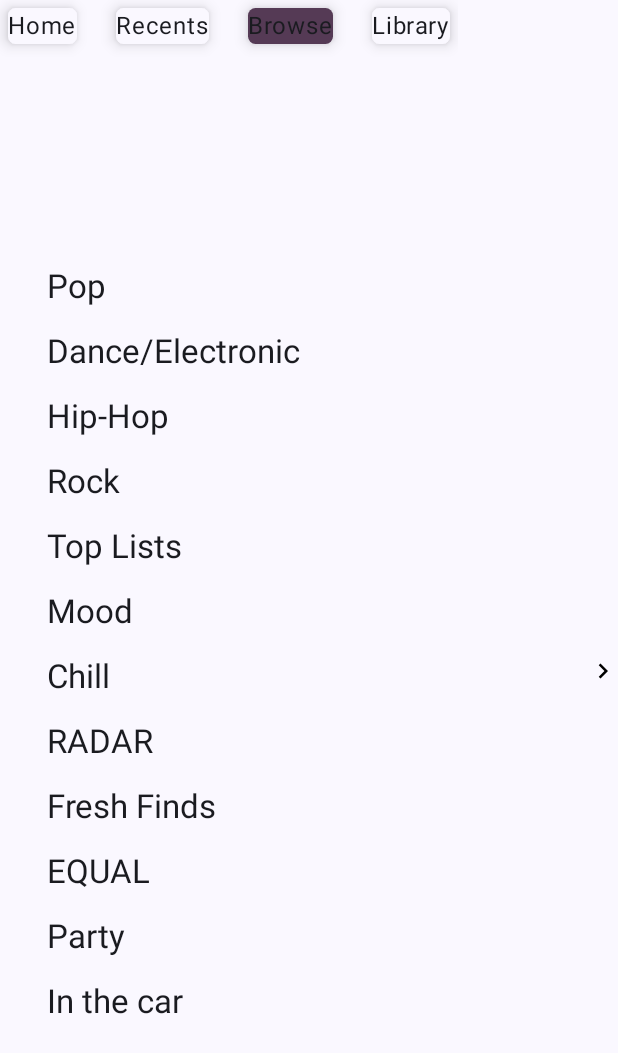
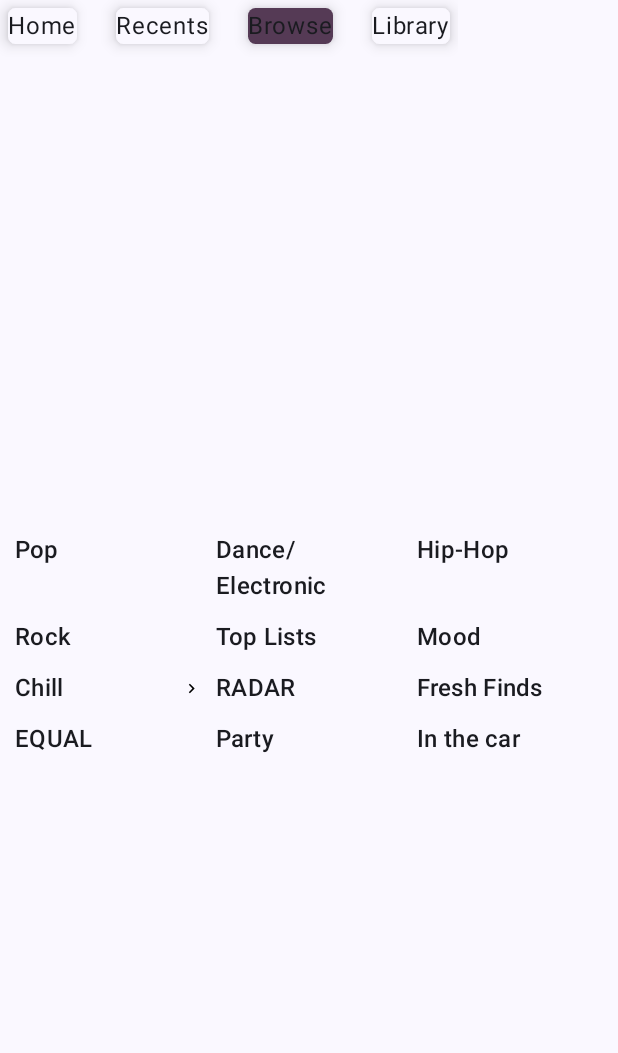
Before and after one commit to valentibel/MediaCenterApp, an Android app built with Jetpack Compose: the screen it shows after launch (MainActivity), after a tap on "Browse", on a phone screen of 412 x 824 dp. Shown: the top 1053 px of the screen. Run offline under Robolectric (Android 15) with nearby library versions, the phone set to English and light mode, and no system bars; our stand-ins replace Dagger/Hilt's generated code; 2 other taps on this screen came first.

Commit message:
Added grid layout

```diff
--- a/app/src/main/java/com/valentibel/mediacenterapp/components/Components.kt
+++ b/app/src/main/java/com/valentibel/mediacenterapp/components/Components.kt
@@ -4,27 +4,64 @@ import androidx.compose.foundation.clickable
 import androidx.compose.foundation.layout.Arrangement
 import androidx.compose.foundation.layout.Box
 import androidx.compose.foundation.layout.Column
+import androidx.compose.foundation.layout.PaddingValues
 import androidx.compose.foundation.layout.Row
 import androidx.compose.foundation.layout.fillMaxHeight
+import androidx.compose.foundation.layout.fillMaxSize
 import androidx.compose.foundation.layout.fillMaxWidth
+import androidx.compose.foundation.layout.size
 import androidx.compose.foundation.layout.width
+import androidx.compose.foundation.lazy.LazyColumn
+import androidx.compose.foundation.lazy.grid.GridCells
+import androidx.compose.foundation.lazy.grid.LazyVerticalGrid
+import androidx.compose.foundation.lazy.grid.items
+import androidx.compose.foundation.lazy.items
 import androidx.compose.material.icons.Icons
 import androidx.compose.material.icons.automirrored.filled.KeyboardArrowRight
-import androidx.compose.material.icons.filled.KeyboardArrowRight
 import androidx.compose.material3.Icon
 import androidx.compose.material3.MaterialTheme
+import androidx.compose.material3.Surface
 import androidx.compose.material3.Text
 import androidx.compose.runtime.Composable
+import androidx.compose.ui.Alignment
 import androidx.compose.ui.Modifier
 import androidx.compose.ui.graphics.Color
-import androidx.compose.ui.res.painterResource
+import androidx.compose.ui.layout.ContentScale
 import androidx.compose.ui.text.style.TextOverflow
 import androidx.compose.ui.unit.dp
+import androidx.navigation.NavController
 import coil3.compose.AsyncImage
+import com.valentibel.mediacenterapp.navigation.MediaScreens
+import com.valentibel.mediacenterapp.utils.Constants.DELIMITER
+import com.valentibel.medialibrary.model.Content
+import com.valentibel.medialibrary.model.DisplayStyle
 import com.valentibel.medialibrary.model.MediaItem
 
 @Composable
-fun MediaItemView(item: MediaItem, onClick: () -> Unit) {
+fun MediaItemsView(navController: NavController, content: Content, path: String) {
+    when(content.displayStyle) {
+        DisplayStyle.LIST -> MediaItemsList(navController, content, path)
+        DisplayStyle.GRID -> MediaItemsGrid(navController, content, path)
+    }
+}
+
+@Composable
+fun MediaItemsList(navController: NavController, content: Content, path: String) {
+    LazyColumn (verticalArrangement = Arrangement.spacedBy(10.dp),
+        contentPadding = PaddingValues(10.dp)
+    ) {
+        items(items = content.items) { item ->
+            MediaItemListView(item = item) {
+                if (item.content != null) {
+                    navController.navigate(MediaScreens.DetailsScreen.name+"/$path$DELIMITER${item.id}")
+                }
+            }
+        }
+    }
+}
+
+@Composable
+fun MediaItemListView(item: MediaItem, onClick: () -> Unit) {
     Row(modifier = Modifier.fillMaxWidth().clickable {
         onClick.invoke()
     },
@@ -35,7 +72,7 @@ fun MediaItemView(item: MediaItem, onClick: () -> Unit) {
                 text = item.title,
                 maxLines = 2,
                 overflow = TextOverflow.Ellipsis,
-                style = MaterialTheme.typography.titleLarge
+                style = MaterialTheme.typography.titleMedium
             )
             item.subtitle?.let { Text(
                 text = it,
@@ -57,3 +94,54 @@ fun MediaItemView(item: MediaItem, onClick: () -> Unit) {
 
     }
 }
+
+@Composable
+fun MediaItemsGrid(navController: NavController, content: Content, path: String) {
+    LazyVerticalGrid (
+        columns = GridCells.Adaptive(minSize = 100.dp),
+        contentPadding = PaddingValues(10.dp),
+        verticalArrangement = Arrangement.spacedBy(10.dp),
+        horizontalArrangement = Arrangement.spacedBy(10.dp)
+    ) {
+        items(items = content.items) { item ->
+            MediaItemGridView(item = item) {
+                if (item.content != null) {
+                    navController.navigate(MediaScreens.DetailsScreen.name+"/$path$DELIMITER${item.id}")
+                }
+            }
+        }
+    }
+}
+
+@Composable
+fun MediaItemGridView(item: MediaItem, onClick: () -> Unit) {
+    Surface(modifier = Modifier.fillMaxSize()
+        .clickable { onClick.invoke() }) {
+        Column(modifier = Modifier.fillMaxWidth()) {
+            AsyncImage(model = item.thumbnail, contentDescription = "image", modifier = Modifier.fillMaxWidth(), contentScale = ContentScale.FillWidth)
+            Row(modifier = Modifier.fillMaxWidth(), horizontalArrangement = Arrangement.SpaceBetween, verticalAlignment = Alignment.CenterVertically) {
+                Text(
+                    text = item.title,
+                    maxLines = 2,
+                    overflow = TextOverflow.Ellipsis,
+                    style = MaterialTheme.typography.titleMedium,
+                    modifier = Modifier.fillMaxWidth(0.9f)
+                )
+                if (item.content != null) {
+                    Icon(imageVector = Icons.AutoMirrored.Filled.KeyboardArrowRight,
+                        contentDescription = "Arrow image",
+                        tint = Color.Black,
+                        modifier = Modifier.size(20.dp))
+                } else {
+                    Box{}
+                }
+            }
+            item.subtitle?.let { Text(
+                text = it,
+                maxLines = 2,
+                overflow = TextOverflow.Ellipsis,
+                style = MaterialTheme.typography.bodyMedium
+            ) }
+        }
+    }
+}
--- a/app/src/main/java/com/valentibel/mediacenterapp/screens/details/DetailsScreen.kt
+++ b/app/src/main/java/com/valentibel/mediacenterapp/screens/details/DetailsScreen.kt
@@ -1,11 +1,8 @@
 package com.valentibel.mediacenterapp.screens.details
 
-import androidx.compose.foundation.layout.Arrangement
 import androidx.compose.foundation.layout.Column
 import androidx.compose.foundation.layout.fillMaxSize
 import androidx.compose.foundation.layout.padding
-import androidx.compose.foundation.lazy.LazyColumn
-import androidx.compose.foundation.lazy.items
 import androidx.compose.material3.LinearProgressIndicator
 import androidx.compose.material3.MaterialTheme
 import androidx.compose.material3.Scaffold
@@ -14,14 +11,10 @@ import androidx.compose.runtime.Composable
 import androidx.compose.runtime.getValue
 import androidx.compose.ui.Modifier
 import androidx.compose.ui.graphics.Color
-import androidx.compose.ui.unit.dp
 import androidx.lifecycle.compose.collectAsStateWithLifecycle
 import androidx.navigation.NavController
-import com.valentibel.mediacenterapp.components.MediaItemView
+import com.valentibel.mediacenterapp.components.MediaItemsView
 import com.valentibel.mediacenterapp.data.MediaDataState
-import com.valentibel.mediacenterapp.navigation.MediaScreens
-import com.valentibel.mediacenterapp.utils.Constants.DELIMITER
-import com.valentibel.medialibrary.model.Content
 
 @Composable
 fun DetailsScreen(path: String, navController: NavController, viewModel: DetailsScreenViewModel) {
@@ -46,20 +39,7 @@ fun DetailsScreenContent(navController: NavController, viewModel: DetailsScreenV
             LinearProgressIndicator()
         }
         is MediaDataState.Success -> {
-            MediaItemsList(navController, state.data, path)
+            MediaItemsView(navController, state.data, path)
         }
     }
 }
-
-@Composable
-fun MediaItemsList(navController: NavController, content: Content, path: String) {
-    LazyColumn (verticalArrangement = Arrangement.spacedBy(15.dp)) {
-        items(items = content.items) { item ->
-            MediaItemView(item = item) {
-                if (item.content != null) {
-                    navController.navigate(MediaScreens.DetailsScreen.name+"/$path$DELIMITER${item.id}")
-                }
-            }
-        }
-    }
-}
--- a/app/src/main/java/com/valentibel/mediacenterapp/screens/home/HomeScreen.kt
+++ b/app/src/main/java/com/valentibel/mediacenterapp/screens/home/HomeScreen.kt
@@ -5,9 +5,7 @@ import androidx.compose.foundation.layout.Arrangement
 import androidx.compose.foundation.layout.Column
 import androidx.compose.foundation.layout.fillMaxSize
 import androidx.compose.foundation.layout.padding
-import androidx.compose.foundation.lazy.LazyColumn
 import androidx.compose.foundation.lazy.LazyRow
-import androidx.compose.foundation.lazy.items
 import androidx.compose.foundation.lazy.itemsIndexed
 import androidx.compose.foundation.pager.HorizontalPager
 import androidx.compose.foundation.pager.rememberPagerState
@@ -27,10 +25,8 @@ import androidx.compose.ui.unit.dp
 import androidx.lifecycle.compose.collectAsStateWithLifecycle
 import androidx.navigation.NavController
 import coil3.compose.AsyncImage
-import com.valentibel.mediacenterapp.components.MediaItemView
+import com.valentibel.mediacenterapp.components.MediaItemsView
 import com.valentibel.mediacenterapp.data.MediaDataState
-import com.valentibel.mediacenterapp.navigation.MediaScreens
-import com.valentibel.mediacenterapp.utils.Constants.DELIMITER
 import com.valentibel.medialibrary.model.Content
 import com.valentibel.medialibrary.model.MediaItem
 import kotlinx.coroutines.launch
@@ -81,15 +77,7 @@ fun PageViewer(data: Content, navController: NavController) {
     HorizontalPager(state = pagerState, modifier = Modifier.fillMaxSize()) { page ->
         val content = rootItems[page].content
         if (content != null && content.items.isNotEmpty()) {
-            LazyColumn (verticalArrangement = Arrangement.spacedBy(15.dp)) {
-                items(items = content.items) { item ->
-                    MediaItemView(item = item) {
-                        if (item.content != null) {
-                            navController.navigate(MediaScreens.DetailsScreen.name+"/${rootItems[page].id}$DELIMITER${item.id}")
-                        }
-                    }
-                }
-            }
+            MediaItemsView(navController = navController, content = content, path = rootItems[page].id)
         } else {
             Text("No items yet")
         }
--- a/mediaLibrary/src/main/java/com/valentibel/medialibrary/model/Content.kt
+++ b/mediaLibrary/src/main/java/com/valentibel/medialibrary/model/Content.kt
@@ -1,9 +1,19 @@
 package com.valentibel.medialibrary.model
 
+import kotlinx.serialization.SerialName
 import kotlinx.serialization.Serializable
 
 @Serializable
+enum class DisplayStyle {
+    @SerialName("grid")
+    GRID,
+
+    @SerialName("list")
+    LIST
+}
+
+@Serializable
 data class Content(
-    val displayStyle: String,
+    val displayStyle: DisplayStyle,
     val items: List<MediaItem>
 )
```
